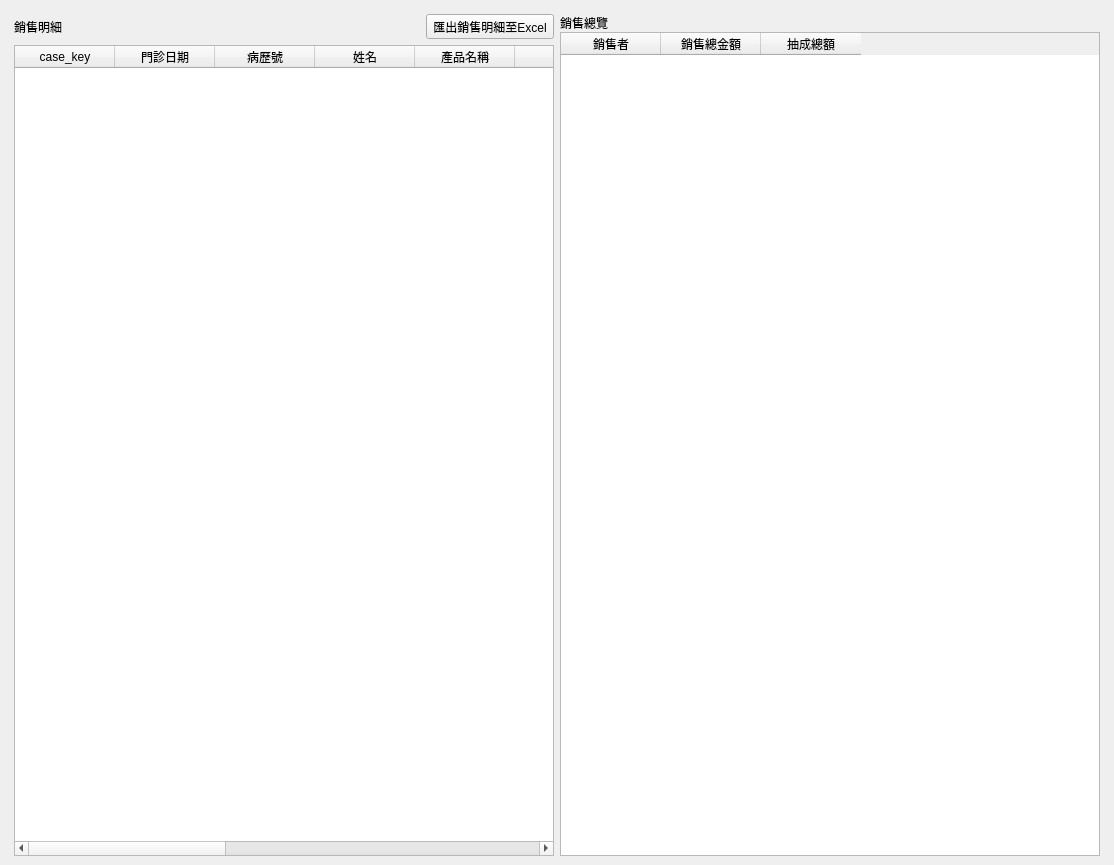
The window that ui/statistics_commission_sale.ui (picacat/pymedical) describes before a commit, drawn with Qt 5.
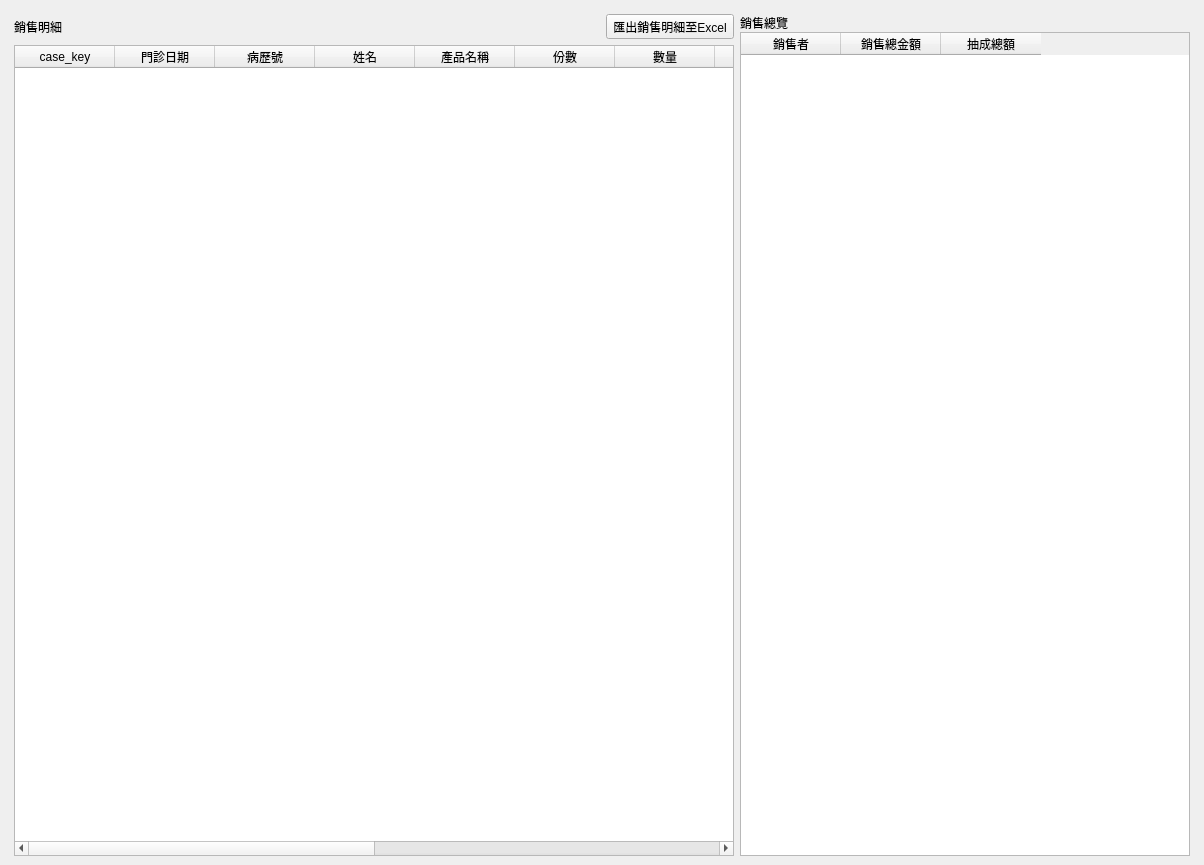
The same window after the commit. Icons and pictures are not drawn.

Diff of the .ui file:
```diff
--- a/ui/statistics_commission_sale.ui
+++ b/ui/statistics_commission_sale.ui
@@ -6,7 +6,7 @@
    <rect>
     <x>0</x>
     <y>0</y>
-    <width>1114</width>
+    <width>1204</width>
     <height>865</height>
    </rect>
   </property>
@@ -149,6 +149,11 @@
                 <string>銷售者</string>
                </property>
               </column>
+              <column>
+               <property name="text">
+                <string>銷售者2</string>
+               </property>
+              </column>
              </widget>
             </item>
            </layout>
@@ -157,7 +162,7 @@
            <widget class="QFrame" name="verticalFrame">
             <property name="maximumSize">
              <size>
-              <width>600</width>
+              <width>450</width>
               <height>16777215</height>
              </size>
             </property>
@@ -188,7 +193,7 @@
               <widget class="QTableWidget" name="tableWidget_sale_summary">
                <property name="maximumSize">
                 <size>
-                 <width>600</width>
+                 <width>650</width>
                  <height>16777215</height>
                 </size>
                </property>
```
Left out of the diff: 4 changed lines with no effect on the pictures.
